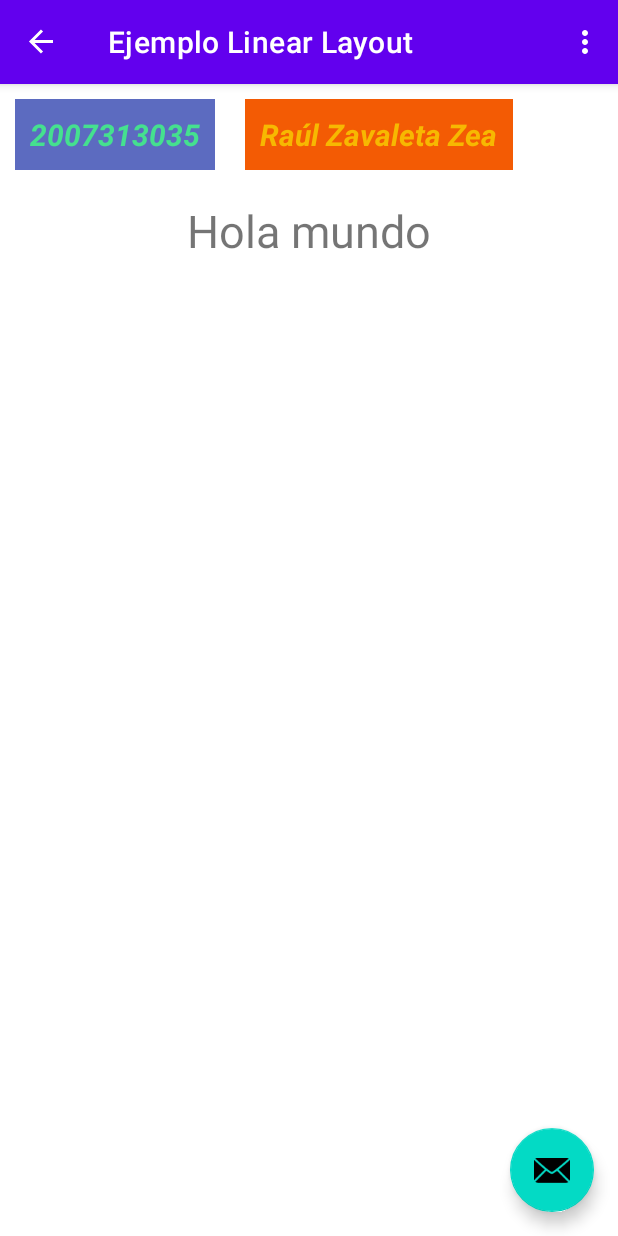
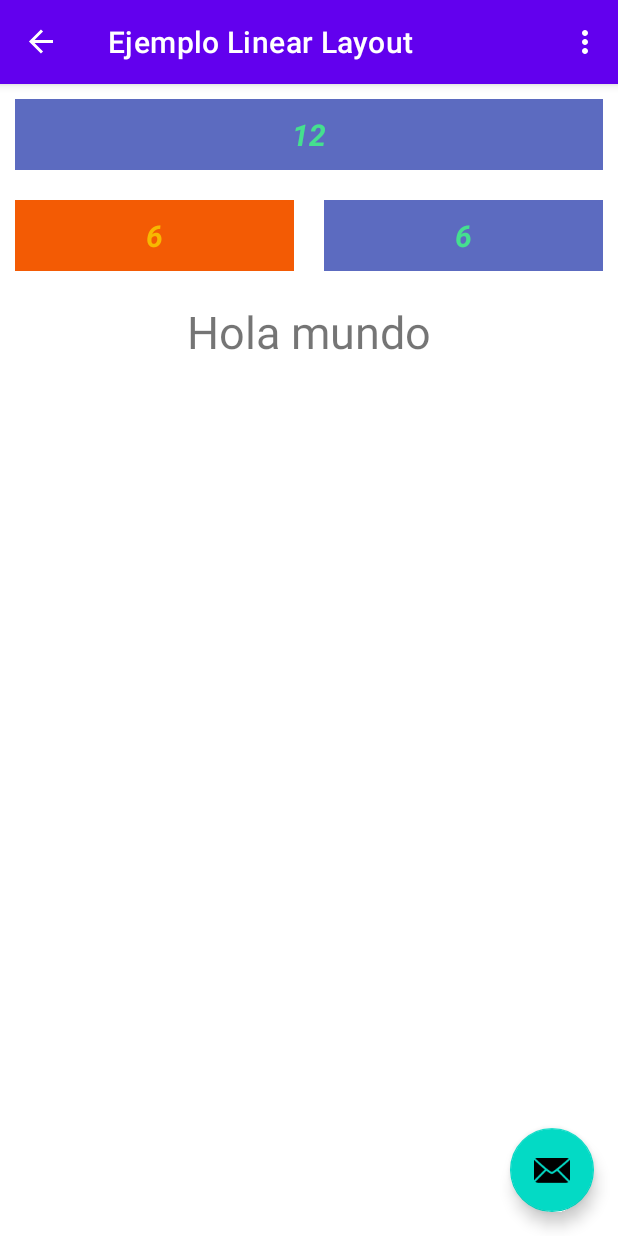
Before and after one commit to zavaletadev/t196-dapps, an Android app: the LinearFragment screen opened through its navigation route, on a phone screen of 412 x 824 dp. Run offline under Robolectric (Android 15) with nearby library versions, the phone set to English and light mode, and no system bars; our stand-ins replace navigation-ui.

Commit message:
Ejemplo de uso de diseñi fluido en Android

```diff
--- a/app/src/main/res/layout/fragment_linear.xml
+++ b/app/src/main/res/layout/fragment_linear.xml
@@ -38,33 +38,80 @@
      como componente
     -->
 
+    <!--
+    Diseño liquido:
+        Los elementos ajustan su tamaño al contenedor
+
+    Diseño responsivo:
+        Los elementos cambian de forma, tamaño posición
+        y presentación dependiendo del tamaño del contenedor
+
+
+    1.- Para utulizar el concepto de diseño liquido en android
+    es necesario indicar el peso total que deberán tener los hijos
+    del contenedor
+
+    1.- Cada componente hijo deberá expresar su propio peso
+    -->
     <LinearLayout
         android:layout_width="match_parent"
         android:layout_height="wrap_content"
-        android:orientation="horizontal">
+        android:orientation="horizontal"
+        android:weightSum="12">
 
     <TextView
-        android:layout_width="wrap_content"
+        android:layout_width="1dp"
+        android:layout_weight="12"
         android:layout_height="wrap_content"
-        android:text="2007313035"
+        android:text="12"
         android:background="#5C6BC0"
         android:padding="10dp"
         android:layout_margin="10dp"
         android:textColor="#45E08F"
         android:textSize="20sp"
         android:textStyle="bold|italic"
+        android:textAlignment="center"
         />
 
+    </LinearLayout>
+
+    <LinearLayout
+        android:layout_width="match_parent"
+        android:layout_height="wrap_content"
+        android:orientation="horizontal"
+        android:weightSum="12">
         <TextView
-        android:layout_width="wrap_content"
+            android:layout_width="1dp"
+            android:layout_weight="6"
             android:layout_height="wrap_content"
-        android:text="Raúl Zavaleta Zea"
+            android:text="6"
             android:layout_margin="10dp"
             android:padding="10dp"
             android:textColor="#F7B801"
             android:textSize="20sp"
             android:textStyle="bold|italic"
-        android:background="#F35B04"/>
+            android:background="#F35B04"
+            android:textAlignment="center"/>
+
+        <TextView
+            android:layout_width="1dp"
+            android:layout_weight="6"
+            android:layout_height="wrap_content"
+            android:text="6"
+            android:background="#5C6BC0"
+            android:padding="10dp"
+            android:layout_margin="10dp"
+            android:textColor="#45E08F"
+            android:textSize="20sp"
+            android:textStyle="bold|italic"
+            android:textAlignment="center"
+            />
+    </LinearLayout>
+
+    <LinearLayout
+        android:layout_width="match_parent"
+        android:layout_height="wrap_content">
+
     </LinearLayout>
 
     <TextView
```
Lines whose indentation alone changed are shown as unchanged.
